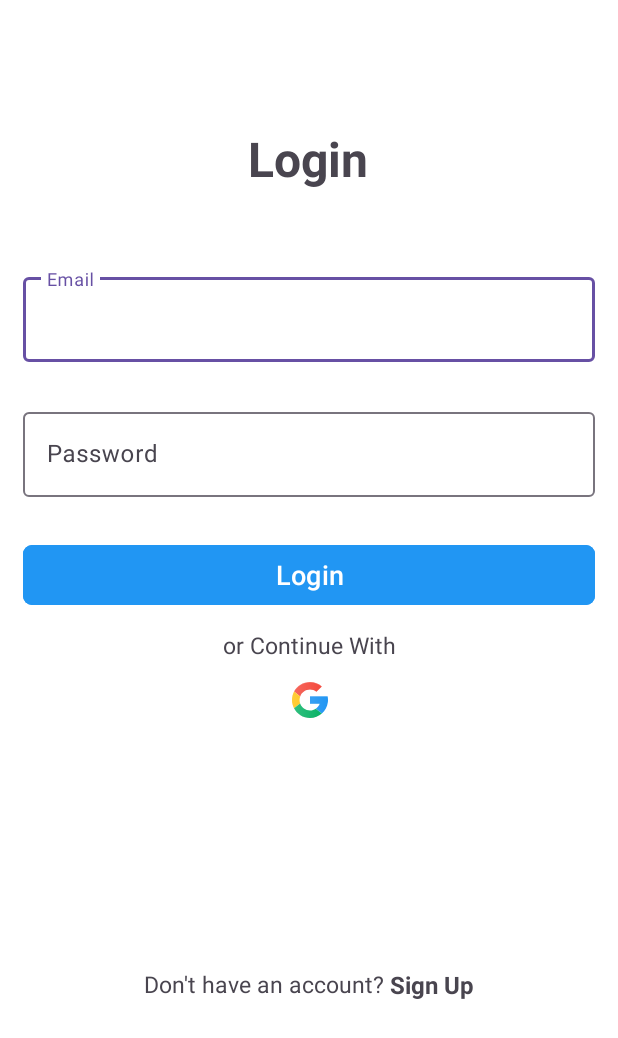
After one commit to bengisusaahin/e-commerce, an Android app: the fragment LoginFragment shown on its own in the app's theme, on a phone screen of 412 x 824 dp. The commit adds this screen. Shown: the top 1038 px of the screen. Run offline under Robolectric (Android 15) with nearby library versions, the phone set to English and light mode, and no system bars; our stand-ins replace Firebase (no records; nobody signed in at launch, a user with empty details on screens opened directly); 1 statement that could not run was skipped.

Commit message:
FirebaseAuth, MVVM

```diff
--- /dev/null
+++ b/app/src/main/java/com/bengisusahin/e_commerce/views/LoginFragment.kt
@@ -0,0 +1,65 @@
+package com.bengisusahin.e_commerce.views
+
+import android.os.Bundle
+import androidx.fragment.app.Fragment
+import android.view.LayoutInflater
+import android.view.View
+import android.view.ViewGroup
+import android.widget.Toast
+import androidx.navigation.Navigation
+import androidx.navigation.fragment.findNavController
+import com.bengisusahin.e_commerce.R
+import com.bengisusahin.e_commerce.databinding.FragmentLoginBinding
+import com.google.firebase.auth.FirebaseAuth
+
+class LoginFragment : Fragment() {
+    private lateinit var binding: FragmentLoginBinding
+    private val auth: FirebaseAuth by lazy { FirebaseAuth.getInstance() }
+    override fun onCreate(savedInstanceState: Bundle?) {
+        super.onCreate(savedInstanceState)
+    }
+
+    override fun onCreateView(
+        inflater: LayoutInflater, container: ViewGroup?,
+        savedInstanceState: Bundle?
+    ): View? {
+        binding = FragmentLoginBinding.inflate(inflater, container, false)
+        // Inflate the layout for this fragment
+        return binding.root
+    }
+
+    override fun onViewCreated(view: View, savedInstanceState: Bundle?) {
+        super.onViewCreated(view, savedInstanceState)
+
+        if (auth.currentUser != null) {
+            // navigate to home fragment
+            Navigation.findNavController(requireView()).navigate(R.id.action_loginFragment_to_homeFragment)
+        }
+
+        binding.btnLogin.setOnClickListener {
+            val email = binding.etEmail.text.toString()
+            val password = binding.etPassword.text.toString()
+
+            if (email.isEmpty() || password.isEmpty()) {
+                Toast.makeText(requireContext(), "Please fill in all fields", Toast.LENGTH_SHORT).show()
+                return@setOnClickListener
+            }else{
+                auth.signInWithEmailAndPassword(email, password)
+                    .addOnCompleteListener { task ->
+                        if (task.isSuccessful) {
+                            // Sign in success, update UI with the signed-in user's information
+                            findNavController().navigate(R.id.action_loginFragment_to_homeFragment)
+                            // navigate to home fragment
+                        } else {
+                            // If sign in fails, display a message to the user.
+                            Toast.makeText(requireContext(), "Authentication failed.", Toast.LENGTH_SHORT).show()
+                        }
+                    }
+            }
+        }
+
+        binding.textviewSignUp.setOnClickListener {
+            findNavController().navigate(R.id.action_loginFragment_to_signUpFragment)
+        }
+    }
+}
--- /dev/null
+++ b/app/src/main/res/drawable/ic_google.xml
@@ -0,0 +1,61 @@
+<vector xmlns:android="http://schemas.android.com/apk/res/android"
+    xmlns:aapt="http://schemas.android.com/aapt"
+    android:width="24dp"
+    android:height="24dp"
+    android:viewportWidth="24"
+    android:viewportHeight="24">
+  <path
+      android:pathData="M12,5c1.617,0 3.101,0.554 4.286,1.474l3.637,-3.47C17.809,1.14 15.041,0 12,0C7.392,0 3.397,2.6 1.386,6.41l4.044,3.193C6.41,6.919 8.977,5 12,5z"
+      android:fillColor="#F44336"/>
+  <path
+      android:pathData="M23.896,13.502C23.959,13.01 24,12.509 24,12c0,-0.858 -0.094,-1.693 -0.265,-2.5H12v5h6.486c-0.525,1.364 -1.459,2.518 -2.648,3.319l4.059,3.205C22.049,19.135 23.522,16.49 23.896,13.502z"
+      android:fillColor="#2196F3"/>
+  <path
+      android:pathData="M5,12c0,-0.843 0.157,-1.648 0.43,-2.397L1.386,6.41C0.504,8.08 0,9.98 0,12c0,1.997 0.495,3.876 1.358,5.533l4.05,-3.197C5.148,13.604 5,12.82 5,12z"
+      android:fillColor="#FFC107"/>
+  <path
+      android:pathData="M12,19c-3.046,0 -5.63,-1.948 -6.592,-4.664L1.358,17.533C3.359,21.373 7.37,24 12,24c3.028,0 5.789,-1.125 7.897,-2.976l-4.059,-3.205C14.741,18.559 13.428,19 12,19z"
+      android:fillColor="#00B060"/>
+  <path
+      android:fillColor="#FF000000"
+      android:pathData="M12,23.75c-3.532,0 -6.707,-1.457 -8.952,-3.779C5.245,22.438 8.436,24 12,24c3.531,0 6.695,-1.531 8.888,-3.959C18.65,22.325 15.498,23.75 12,23.75z"
+      android:strokeAlpha="0.1"
+      android:fillAlpha="0.1"/>
+  <path
+      android:fillColor="#FF000000"
+      android:pathData="M12,14.25l0,0.25l6.486,0l0.101,-0.25z"
+      android:strokeAlpha="0.1"
+      android:fillAlpha="0.1"/>
+  <path
+      android:pathData="M23.994,12.147C23.995,12.098 24,12.049 24,12c0,-0.014 -0.002,-0.027 -0.002,-0.041C23.997,12.022 23.994,12.084 23.994,12.147z"
+      android:fillColor="#E6E6E6"/>
+  <path
+      android:pathData="M12,9.5v0.25h11.786c-0.016,-0.083 -0.033,-0.168 -0.05,-0.25H12z"
+      android:strokeAlpha="0.2"
+      android:fillColor="#FFFFFF"
+      android:fillAlpha="0.2"/>
+  <path
+      android:pathData="M23.735,9.5H12v5h6.486C17.478,17.122 14.977,19 12,19c-3.866,0 -7,-3.134 -7,-7c0,-3.866 3.134,-7 7,-7c1.402,0 2.694,0.431 3.789,1.141c0.168,0.109 0.34,0.211 0.498,0.333l3.637,-3.47L19.841,2.941C17.737,1.117 15.004,0 12,0C5.373,0 0,5.373 0,12c0,6.627 5.373,12 12,12c6.118,0 11.155,-4.581 11.896,-10.498C23.959,13.01 24,12.509 24,12C24,11.142 23.906,10.307 23.735,9.5z">
+    <aapt:attr name="android:fillColor">
+      <gradient
+          android:startX="0"
+          android:startY="12"
+          android:endX="24"
+          android:endY="12"
+          android:type="linear">
+        <item android:offset="0" android:color="#33FFFFFF"/>
+        <item android:offset="1" android:color="#00FFFFFF"/>
+      </gradient>
+    </aapt:attr>
+  </path>
+  <path
+      android:fillColor="#FF000000"
+      android:pathData="M15.789,5.891C14.694,5.181 13.402,4.75 12,4.75c-3.866,0 -7,3.134 -7,7c0,0.042 0.001,0.075 0.001,0.117C5.069,8.06 8.176,5 12,5c1.402,0 2.694,0.431 3.789,1.141c0.168,0.109 0.34,0.211 0.498,0.333l3.637,-3.47l-3.637,3.22C16.129,6.102 15.956,6 15.789,5.891z"
+      android:strokeAlpha="0.1"
+      android:fillAlpha="0.1"/>
+  <path
+      android:pathData="M12,0.25c2.975,0 5.683,1.098 7.779,2.892l0.144,-0.138l-0.11,-0.096C17.709,1.084 15.004,0 12,0C5.373,0 0,5.373 0,12c0,0.042 0.006,0.083 0.006,0.125C0.074,5.556 5.415,0.25 12,0.25z"
+      android:strokeAlpha="0.2"
+      android:fillColor="#FFFFFF"
+      android:fillAlpha="0.2"/>
+</vector>
--- /dev/null
+++ b/app/src/main/res/layout/fragment_login.xml
@@ -0,0 +1,129 @@
+<?xml version="1.0" encoding="utf-8"?>
+<androidx.constraintlayout.widget.ConstraintLayout xmlns:android="http://schemas.android.com/apk/res/android"
+    xmlns:app="http://schemas.android.com/apk/res-auto"
+    xmlns:tools="http://schemas.android.com/tools"
+    android:layout_width="match_parent"
+    android:layout_height="match_parent"
+    android:background="@color/white"
+    android:backgroundTint="#FFFFFF"
+    tools:context=".views.LoginFragment">
+
+    <TextView
+        android:id="@+id/textView"
+        android:layout_width="wrap_content"
+        android:layout_height="wrap_content"
+        android:layout_marginTop="84dp"
+        android:text="@string/login"
+        android:textAlignment="center"
+        android:textSize="32sp"
+        android:textStyle="bold"
+        app:layout_constraintEnd_toEndOf="parent"
+        app:layout_constraintHorizontal_bias="0.498"
+        app:layout_constraintStart_toStartOf="parent"
+        app:layout_constraintTop_toTopOf="parent" />
+
+    <com.google.android.material.textfield.TextInputLayout
+        android:id="@+id/container_email"
+        android:layout_width="0dp"
+        android:layout_height="wrap_content"
+        android:layout_marginHorizontal="15dp"
+        android:layout_marginTop="52dp"
+        android:background="#FFFFFF"
+        app:layout_constraintEnd_toEndOf="parent"
+        app:layout_constraintHorizontal_bias="0.551"
+        app:layout_constraintStart_toStartOf="parent"
+        app:layout_constraintTop_toBottomOf="@+id/textView">
+
+        <com.google.android.material.textfield.TextInputEditText
+            android:id="@+id/etEmail"
+            android:layout_width="match_parent"
+            android:layout_height="wrap_content"
+            android:hint="@string/email" />
+    </com.google.android.material.textfield.TextInputLayout>
+
+    <com.google.android.material.textfield.TextInputLayout
+        android:id="@+id/container_password"
+        android:layout_width="0dp"
+        android:layout_height="wrap_content"
+        android:layout_marginTop="28dp"
+        app:layout_constraintEnd_toEndOf="@+id/container_email"
+        app:layout_constraintHorizontal_bias="0.0"
+        app:layout_constraintStart_toStartOf="@+id/container_email"
+        app:layout_constraintTop_toBottomOf="@+id/container_email">
+
+        <com.google.android.material.textfield.TextInputEditText
+            android:id="@+id/etPassword"
+            android:layout_width="match_parent"
+            android:layout_height="wrap_content"
+            android:hint="@string/password"
+            android:inputType="number|numberPassword" />
+    </com.google.android.material.textfield.TextInputLayout>
+
+    <com.google.android.material.button.MaterialButton
+        android:id="@+id/btnLogin"
+        android:layout_width="match_parent"
+        android:layout_height="wrap_content"
+        android:layout_marginHorizontal="15dp"
+        android:layout_marginVertical="28dp"
+        android:backgroundTint="#2196F3"
+        android:text="@string/login"
+        app:cornerRadius="6dp"
+        android:textSize="18sp"
+        app:layout_constraintEnd_toEndOf="@+id/container_password"
+        app:layout_constraintHorizontal_bias="0.496"
+        app:layout_constraintStart_toStartOf="@+id/container_password"
+        app:layout_constraintTop_toBottomOf="@+id/container_password" />
+
+    <LinearLayout
+        android:id="@+id/lin1"
+        android:layout_width="match_parent"
+        android:layout_height="wrap_content"
+        android:gravity="center"
+        android:orientation="horizontal"
+        app:layout_constraintBottom_toBottomOf="parent"
+        app:layout_constraintEnd_toEndOf="@+id/btnLogin"
+        app:layout_constraintHorizontal_bias="0.0"
+        app:layout_constraintStart_toStartOf="@+id/btnLogin"
+        app:layout_constraintTop_toBottomOf="@+id/imageBtn_google">
+
+        <TextView
+            android:id="@+id/textview_question"
+            android:layout_width="wrap_content"
+            android:layout_height="wrap_content"
+            android:text="Don't have an account? "
+            android:textSize="15sp" />
+
+        <TextView
+            android:id="@+id/textview_signUp"
+            android:layout_width="wrap_content"
+            android:layout_height="wrap_content"
+            android:text="@string/sign_up"
+            android:textSize="16sp"
+            android:textStyle="bold" />
+    </LinearLayout>
+
+    <TextView
+        android:id="@+id/textView3"
+        android:layout_width="wrap_content"
+        android:layout_height="wrap_content"
+        android:layout_marginTop="12dp"
+        android:text="or Continue With"
+        android:textSize="15sp"
+        app:layout_constraintEnd_toEndOf="@+id/btnLogin"
+        app:layout_constraintHorizontal_bias="0.498"
+        app:layout_constraintStart_toStartOf="@+id/btnLogin"
+        app:layout_constraintTop_toBottomOf="@+id/btnLogin" />
+
+    <ImageButton
+        android:id="@+id/imageBtn_google"
+        android:layout_width="wrap_content"
+        android:layout_height="wrap_content"
+        android:layout_marginTop="4dp"
+        android:backgroundTint="#FFFFFF"
+        android:contentDescription="@string/login_with_google"
+        android:src="@drawable/ic_google"
+        app:layout_constraintEnd_toEndOf="@+id/textView3"
+        app:layout_constraintStart_toStartOf="@+id/textView3"
+        app:layout_constraintTop_toBottomOf="@+id/textView3" />
+
+</androidx.constraintlayout.widget.ConstraintLayout>
--- a/app/src/main/res/values/strings.xml
+++ b/app/src/main/res/values/strings.xml
@@ -1,3 +1,12 @@
 <resources>
     <string name="app_name">e-commerce</string>
+    <!-- TODO: Remove or change this placeholder text -->
+    <string name="hello_blank_fragment">Hello blank fragment</string>
+    <string name="login">Login</string>
+    <string name="email">Email</string>
+    <string name="password">Password</string>
+    <string name="sign_up">Sign Up</string>
+    <string name="name">Name</string>
+    <string name="login_with_google">login with Google</string>
+    <string name="logout">Logout</string>
 </resources>
--- a/build.gradle.kts
+++ b/build.gradle.kts
@@ -3,4 +3,6 @@ plugins {
     alias(libs.plugins.android.application) apply false
     alias(libs.plugins.jetbrains.kotlin.android) apply false
     alias(libs.plugins.google.gms.google.services) apply false
+    id("com.google.dagger.hilt.android") version "2.44" apply false
+
 }
```
Also changed, not shown: app/build.gradle.kts (+11 -1 lines), app/src/main/java/com/bengisusahin/e_commerce/data/User.kt (added, +8 -0 lines), app/src/main/java/com/bengisusahin/e_commerce/util/Resource.kt (added, +7 -0 lines), app/src/main/java/com/bengisusahin/e_commerce/viewmodel/LoginSignUpViewModel.kt (added, +31 -0 lines), app/src/main/java/com/bengisusahin/e_commerce/views/HomeFragment.kt (added, +60 -0 lines), app/src/main/java/com/bengisusahin/e_commerce/views/SignUpFragment.kt (added, +67 -0 lines), app/src/main/res/layout/fragment_home.xml (added, +25 -0 lines), app/src/main/res/layout/fragment_sign_up.xml (added, +123 -0 lines), app/src/main/res/navigation/nav_graph.xml (added, +41 -0 lines), gradle/libs.versions.toml (+10 -1 lines).
